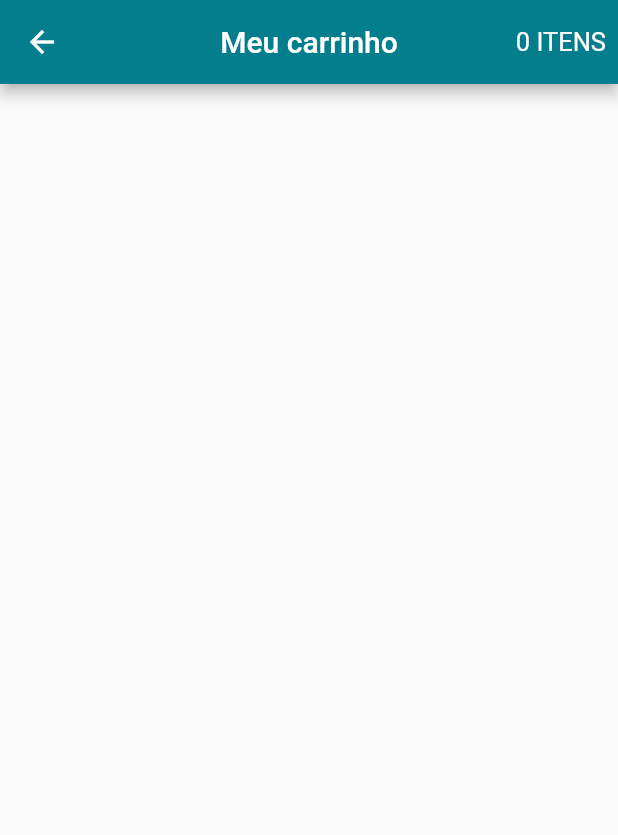
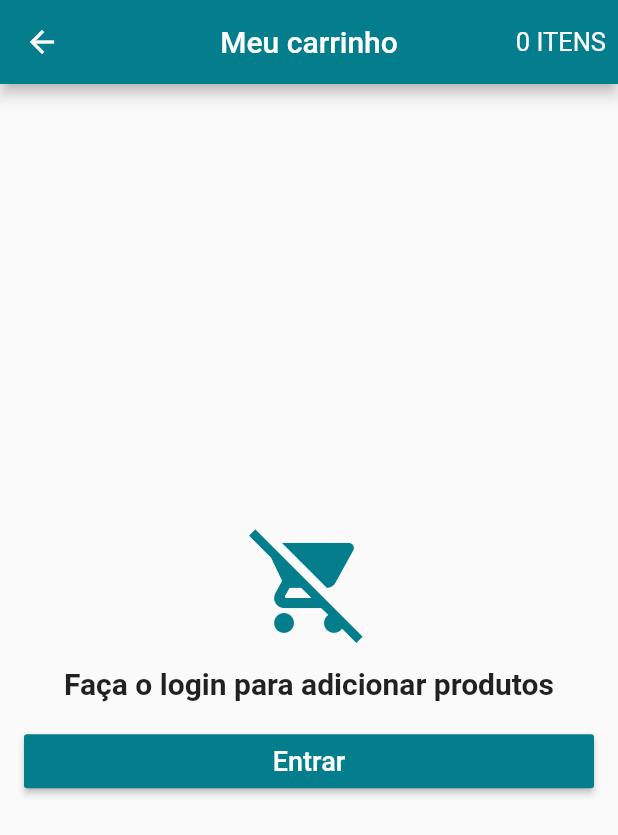
Before and after one commit to lucasbarrossantos/lojavirtual, a Flutter app: the CartScreen screen opened directly, on a phone screen of 412 x 824 dp. Shown: the top 835 px of the screen. Run offline on Flutter 3.47's test engine with Material 2 defaults, Android fonts, the phone set to English and light mode, and no system bars; our stand-ins replace carousel_pro, cloud_firestore, firebase_auth, flutter_masked_text, transparent_image; missing offline and left inert: dart:ffi; accounts and stored records are empty.

Commit message:
Exibir o item no carrinho

```diff
--- a/lib/models/cart_model.dart
+++ b/lib/models/cart_model.dart
@@ -6,6 +6,8 @@ import 'package:scoped_model/scoped_model.dart';
 
 class CartModel extends Model {
   UserModel user;
+
+  bool isIsloading = false;
 
   static CartModel of(BuildContext context) =>
       ScopedModel.of<CartModel>(context);
--- a/lib/screens/cart_screen.dart
+++ b/lib/screens/cart_screen.dart
@@ -1,5 +1,8 @@
 import 'package:flutter/material.dart';
 import 'package:lojavirtual/models/cart_model.dart';
+import 'package:lojavirtual/models/user_model.dart';
+import 'package:lojavirtual/screens/login_screen.dart';
+import 'package:lojavirtual/tiles/cart_tile.dart';
 import 'package:scoped_model/scoped_model.dart';
 
 class CartScreen extends StatelessWidget {
@@ -22,6 +25,56 @@ class CartScreen extends StatelessWidget {
           )
         ],
       ),
+      body: ScopedModelDescendant<CartModel>(
+        builder: (context, child, model) {
+          if (model.isIsloading && UserModel.of(context).isLoggedIn()) {
+            return Center(child: CircularProgressIndicator());
+          } else if (!UserModel.of(context).isLoggedIn()) {
+            return Container(
+              padding: EdgeInsets.all(16.0),
+              child: Column(
+                mainAxisAlignment: MainAxisAlignment.center,
+                crossAxisAlignment: CrossAxisAlignment.stretch,
+                children: <Widget>[
+                  Icon(Icons.remove_shopping_cart,
+                      size: 80.0, color: Theme.of(context).primaryColor),
+                  SizedBox(height: 16.0),
+                  Text("Faça o login para adicionar produtos",
+                      style: TextStyle(
+                          fontSize: 20.0, fontWeight: FontWeight.bold),
+                      textAlign: TextAlign.center),
+                  SizedBox(height: 16.0),
+                  RaisedButton(
+                    child: Text("Entrar", style: TextStyle(fontSize: 18.0)),
+                    textColor: Colors.white,
+                    color: Theme.of(context).primaryColor,
+                    onPressed: () {
+                      Navigator.of(context).push(MaterialPageRoute(
+                          builder: (context) => LoginScreen()));
+                    },
+                  ),
+                ],
+              ),
+            );
+          } else if (model.products == null || model.products.length == 0) {
+            return Center(
+              child: Text("Nenhum produto no carrinho!",
+                  style: TextStyle(fontSize: 20.0, fontWeight: FontWeight.bold),
+                  textAlign: TextAlign.center),
+            );
+          } else {
+            return ListView(
+              children: <Widget>[
+                Column(
+                  children: model.products.map((product) {
+                    return CartTileProduct(product);
+                  }).toList(),
+                )
+              ],
+            );
+          }
+        },
+      ),
     );
   }
 }
```
Also changed, not shown: lib/tiles/cart_tile.dart (added, +106 -0 lines).
